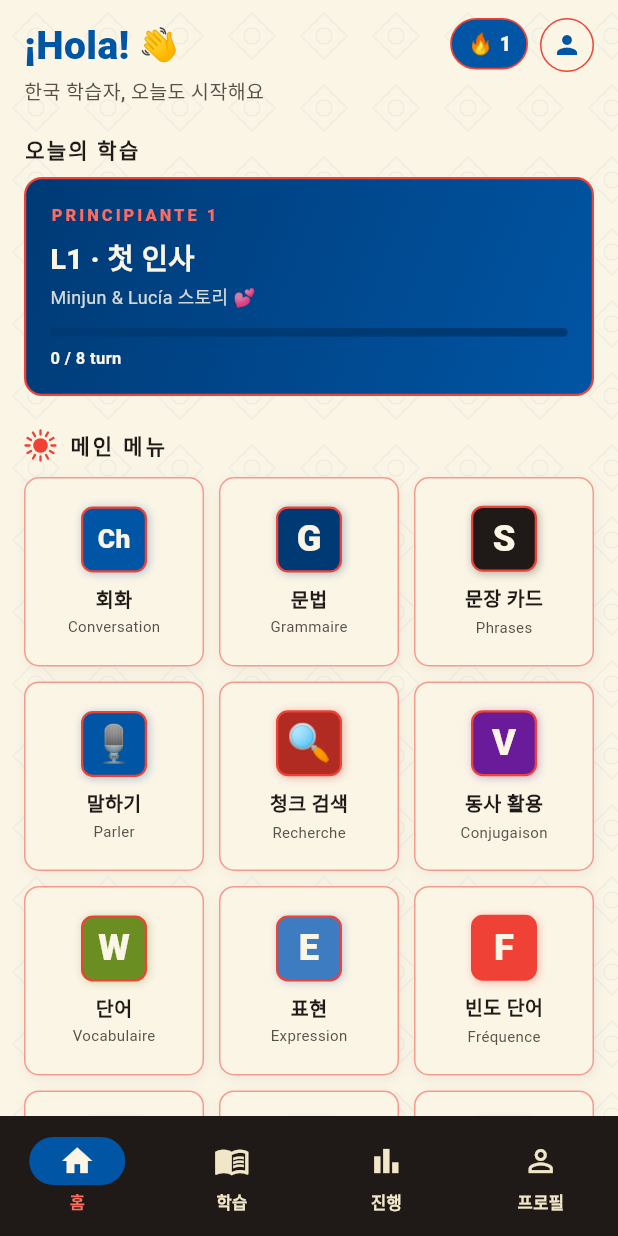
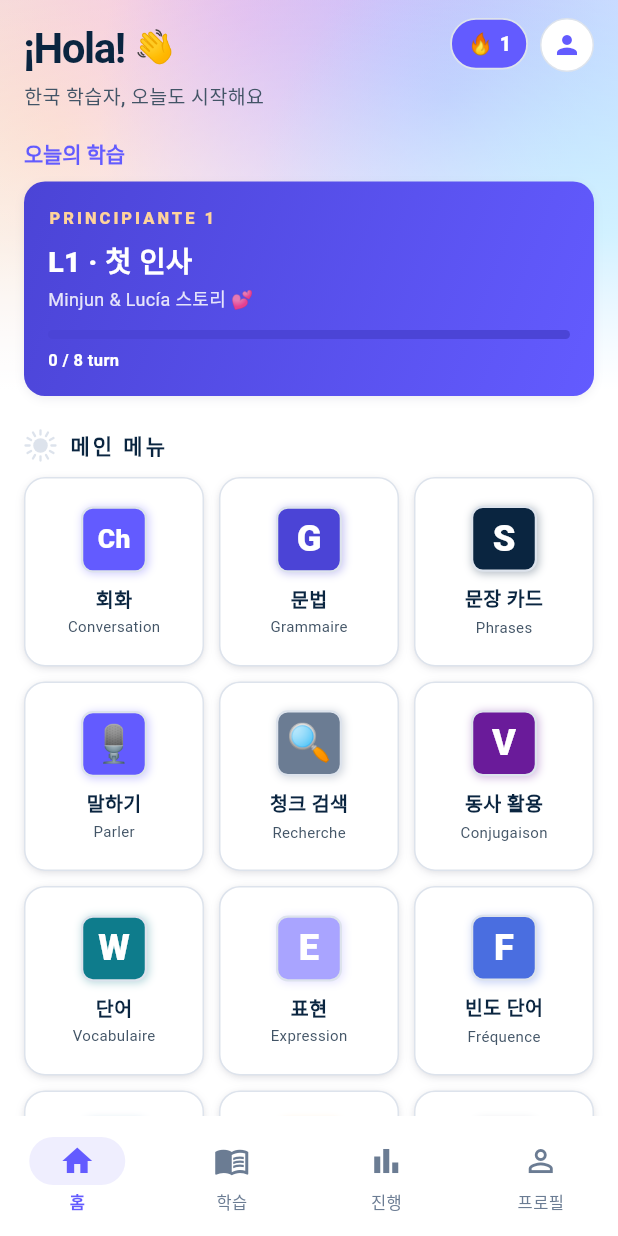
Before and after one commit to talkverselab/talkverse-fr, a Flutter app: the screen it shows after launch, on a phone screen of 412 x 824 dp. Run offline on Flutter 3.47's test engine with Material 3 defaults, Android fonts, the phone set to English and light mode, and no system bars; our stand-ins replace audioplayers, csv, drift, drift_flutter, flutter_tts, package_info_plus and 2 more; accounts and stored records are empty; generated files the repository leaves out were written again; Roboto replaces fonts that are missing (Pretendard); statements that could not run were skipped.

Commit message:
style: 앱 아이콘·화면 톤을 talkverse.uk 에 맞춤 — 메시 바탕 남색 É 아이콘, 흰 바탕·남색 글자·인디고 포인트
- 아이콘: ~/talkverse/branding/make_icon.py (HelveticaNeue Medium É, 강조선 하늘색→인디고) — Android 레거시·라운드·적응형, iOS AppIcon
- theme.dart: 색 이름은 유지하고 값만 사이트 토큰으로, 앱바·내비 흰 배경, 둥근 카드, 알약 버튼
- 홈 상단 무늬 → 파스텔 메시 그라데이션(MeshBackdrop), 타일 둥근 모서리·옅은 그림자
- 회화 화면 진행 막대·FR 배지(사이트 프랑스어 카드색 #4a6ee0)·빈도 단어 배지 색 조정

Co-Authored-By: Claude Opus 5.5 <noreply@anthropic.com>
Claude-Session: https://claude.ai/code/session_0124WTkJxKdcFGjQ9EwCnAtR

```diff
--- a/lib/core/theme.dart
+++ b/lib/core/theme.dart
@@ -1,27 +1,34 @@
 import 'package:flutter/material.dart';
 
-/// France 컬러 팔레트 — 국기 bleu·rouge (식별자는 es 템플릿 유지) + 석회벽 백색·올리브·지중해 청색
+/// 컬러 팔레트 — talkverse.uk 톤(2026-10-26).
+///
+/// 흰 바탕 + 남색 글자 + 인디고 포인트 하나, 그 밖의 색은 절제한다.
+/// 이름(rojo·gualda·cal…)은 옛 국기 팔레트(스페인어 템플릿)에서 온 것이라
+/// 화면 코드가 그대로 쓰고, 값만 사이트 토큰(`--ink`·`--body`·`--accent`…)에 맞췄다.
 class AppColors {
-  // 主色 — Rojo (국기 빨강)
-  static const Color rojo = Color(0xFF0055A4);
-  static const Color rojoDeep = Color(0xFF003A75);
-  static const Color rojoLight = Color(0xFF3E7CC1);
+  // 주색 — 사이트 `--accent` 인디고
+  static const Color rojo = Color(0xFF635BFF);
+  static const Color rojoDeep = Color(0xFF4B44D6); // `--accent-ink`
+  static const Color rojoLight = Color(0xFFA9A4FF);
 
-  // 副色 — Gualda (국기 노랑/금)
-  static const Color gualda = Color(0xFFEF4135);
-  static const Color gualdaBright = Color(0xFFFF6B5E);
-  static const Color gualdaDeep = Color(0xFFB22B22);
+  // 옛 금색 자리 — 테두리는 사이트 `--line` 계열, 밝은 강조는 히어로 피치
+  static const Color gualda = Color(0xFFDDE3EC);
+  static const Color gualdaBright = Color(0xFFFFD39B);
+  static const Color gualdaDeep = Color(0xFF6B7C93); // `--muted`
 
-  // Tinta (잉크, 본문 텍스트)
-  static const Color tinta = Color(0xFF1F1A17);
-  static const Color tintaLight = Color(0xFF5A4F48);
+  // 글자 — `--ink` / `--body`
+  static const Color tinta = Color(0xFF0A2540);
+  static const Color tintaLight = Color(0xFF425466);
 
-  // Cal (석회 벽, 부드러운 미색 배경)
-  static const Color cal = Color(0xFFFBF5E6);
-  static const Color calDeep = Color(0xFFF1E6C8);
+  // 바탕 — 흰색 / `--soft`
+  static const Color cal = Color(0xFFFFFFFF);
+  static const Color calDeep = Color(0xFFF6F9FC);
 
-  // Oliva (보조 강조)
-  static const Color oliva = Color(0xFF6B8E23);
+  // 보조 강조 — 차분한 청록(완료·학습됨)
+  static const Color oliva = Color(0xFF0E7C8C);
+
+  // 프랑스어 카드색 — talkverse.uk 언어 카드의 `--c`
+  static const Color francais = Color(0xFF4A6EE0);
 
   // Mediterráneo (정보성 강조)
   static const Color mar = Color(0xFF1E6FA8);
@@ -48,16 +55,16 @@ class AppTheme {
       colorScheme: ColorScheme(
         brightness: Brightness.light,
         primary: AppColors.rojo,
-        onPrimary: AppColors.cal,
+        onPrimary: Colors.white,
         primaryContainer: AppColors.rojoLight,
         onPrimaryContainer: AppColors.tinta,
-        secondary: AppColors.gualda,
-        onSecondary: AppColors.tinta,
+        secondary: AppColors.tintaLight,
+        onSecondary: Colors.white,
         secondaryContainer: AppColors.gualdaBright,
         onSecondaryContainer: AppColors.tinta,
         tertiary: AppColors.oliva,
         onTertiary: AppColors.cal,
-        tertiaryContainer: const Color(0xFFD6E4B0),
+        tertiaryContainer: const Color(0xFFCDEFF2),
         onTertiaryContainer: AppColors.tinta,
         error: const Color(0xFFB00020),
         onError: Colors.white,
@@ -66,62 +73,87 @@ class AppTheme {
         surfaceContainerHighest: AppColors.calDeep,
         onSurfaceVariant: AppColors.tintaLight,
         outline: AppColors.gualdaDeep,
-        outlineVariant: const Color(0xFFDCCDA4),
+        outlineVariant: AppColors.gualda,
       ),
       scaffoldBackgroundColor: AppColors.cal,
       fontFamily: 'Pretendard',
     );
 
     return base.copyWith(
+      textTheme: base.textTheme.apply(
+        bodyColor: AppColors.tintaLight,
+        displayColor: AppColors.tinta,
+      ),
       appBarTheme: const AppBarTheme(
         centerTitle: true,
         elevation: 0,
-        backgroundColor: AppColors.rojo,
-        foregroundColor: AppColors.cal,
+        scrolledUnderElevation: 0,
+        backgroundColor: AppColors.cal,
+        surfaceTintColor: Colors.transparent,
+        foregroundColor: AppColors.tinta,
+        shape: Border(bottom: BorderSide(color: AppColors.gualda, width: 1)),
         titleTextStyle: TextStyle(
-          color: AppColors.cal,
-          fontSize: 18,
-          fontWeight: FontWeight.w700,
-          letterSpacing: 1.2,
+          color: AppColors.tinta,
+          fontSize: 17,
+          fontWeight: FontWeight.w600,
+          letterSpacing: -0.3,
         ),
       ),
       cardTheme: CardThemeData(
         elevation: 0,
         color: AppColors.cal,
+        shadowColor: const Color(0x1A32325D),
         shape: RoundedRectangleBorder(
-          borderRadius: BorderRadius.circular(8),
-          side: const BorderSide(color: AppColors.gualda, width: 0.8),
+          borderRadius: BorderRadius.circular(14),
+          side: const BorderSide(color: AppColors.gualda, width: 1),
         ),
       ),
       navigationBarTheme: NavigationBarThemeData(
-        backgroundColor: AppColors.tinta,
-        indicatorColor: AppColors.rojo,
+        backgroundColor: AppColors.cal,
+        surfaceTintColor: Colors.transparent,
+        indicatorColor: const Color(0xFFEFEEFE),
         labelTextStyle: WidgetStateProperty.resolveWith((states) {
           final selected = states.contains(WidgetState.selected);
           return TextStyle(
-            color: selected ? AppColors.gualdaBright : AppColors.calDeep,
+            color: selected ? AppColors.rojo : AppColors.gualdaDeep,
             fontSize: 11,
-            fontWeight: FontWeight.w600,
+            fontWeight: selected ? FontWeight.w600 : FontWeight.w500,
           );
         }),
         iconTheme: WidgetStateProperty.resolveWith((states) {
           final selected = states.contains(WidgetState.selected);
           return IconThemeData(
-            color: selected ? AppColors.cal : AppColors.calDeep,
+            color: selected ? AppColors.rojo : AppColors.gualdaDeep,
             size: 24,
           );
         }),
+      ),
+      filledButtonTheme: FilledButtonThemeData(
+        style: FilledButton.styleFrom(
+          backgroundColor: AppColors.tinta,
+          foregroundColor: Colors.white,
+          shape: const StadiumBorder(),
+          textStyle: const TextStyle(fontWeight: FontWeight.w600),
+        ),
+      ),
+      outlinedButtonTheme: OutlinedButtonThemeData(
+        style: OutlinedButton.styleFrom(
+          foregroundColor: AppColors.tinta,
+          side: const BorderSide(color: AppColors.gualda),
+          shape: const StadiumBorder(),
+        ),
       ),
       chipTheme: ChipThemeData(
         backgroundColor: AppColors.calDeep,
         labelStyle: const TextStyle(color: AppColors.tinta, fontWeight: FontWeight.w600),
         side: const BorderSide(color: AppColors.gualda),
+        shape: const StadiumBorder(),
         selectedColor: AppColors.rojo,
         secondaryLabelStyle: const TextStyle(color: AppColors.cal),
       ),
       dividerTheme: const DividerThemeData(
         color: AppColors.gualda,
-        thickness: 0.5,
+        thickness: 1,
       ),
       listTileTheme: const ListTileThemeData(
         iconColor: AppColors.rojo,
--- a/lib/screens/episode_screen.dart
+++ b/lib/screens/episode_screen.dart
@@ -183,8 +183,8 @@ class _EpisodeScreenState extends State<EpisodeScreen> {
           preferredSize: const Size.fromHeight(4),
           child: LinearProgressIndicator(
             value: total == 0 ? 0 : done / total,
-            backgroundColor: AppColors.rojoDeep,
-            color: AppColors.gualda,
+            backgroundColor: AppColors.calDeep,
+            color: AppColors.rojo,
             minHeight: 4,
           ),
         ),
--- a/lib/screens/main_screen.dart
+++ b/lib/screens/main_screen.dart
@@ -63,7 +63,7 @@ class HomeScreen extends StatelessWidget {
       backgroundColor: AppColors.cal,
       body: Stack(
         children: [
-          const Positioned.fill(child: AzulejoPattern(opacity: 0.06)),
+          const Positioned(top: 0, left: 0, right: 0, height: 260, child: MeshBackdrop()),
           SafeArea(
             child: ListView(
               padding: const EdgeInsets.symmetric(horizontal: 16, vertical: 12),
@@ -80,9 +80,10 @@ class HomeScreen extends StatelessWidget {
                               Text(
                                 '¡Hola!',
                                 style: TextStyle(
-                                  fontSize: 26,
-                                  fontWeight: FontWeight.w900,
-                                  color: AppColors.rojo,
+                                  fontSize: 28,
+                                  fontWeight: FontWeight.w700,
+                                  color: AppColors.tinta,
+                                  letterSpacing: -1,
                                 ),
                               ),
                               SizedBox(width: 6),
@@ -120,9 +121,9 @@ class HomeScreen extends StatelessWidget {
                   tr('오늘의 학습'),
                   style: TextStyle(
                     fontSize: 14,
-                    fontWeight: FontWeight.w800,
-                    color: AppColors.tinta,
-                    letterSpacing: 1.5,
+                    fontWeight: FontWeight.w600,
+                    color: AppColors.rojo,
+                    letterSpacing: -0.1,
                   ),
                 ),
                 const SizedBox(height: 8),
@@ -234,8 +235,10 @@ class _TodayMissionState extends State<_TodayMission> {
             begin: Alignment.topLeft,
             end: Alignment.bottomRight,
           ),
-          borderRadius: BorderRadius.circular(12),
-          border: Border.all(color: AppColors.gualda, width: 1.5),
+          borderRadius: BorderRadius.circular(14),
+          boxShadow: const [
+            BoxShadow(color: Color(0x1A32325D), blurRadius: 5, offset: Offset(0, 2), spreadRadius: -1),
+          ],
         ),
         child: Column(
           crossAxisAlignment: CrossAxisAlignment.start,
@@ -270,7 +273,7 @@ class _TodayMissionState extends State<_TodayMission> {
                 value: ratio,
                 minHeight: 6,
                 backgroundColor: AppColors.rojoDeep,
-                color: AppColors.gualda,
+                color: AppColors.gualdaBright,
               ),
             ),
             const SizedBox(height: 6),
@@ -307,7 +310,7 @@ class _MenuGrid extends StatelessWidget {
         builder: (_) => TopicVocabScreen(
             title: tr('주제별 표현'),
             asset: 'assets/data/vocab/travel_expressions.json')),
-      _MenuItem(label: tr('빈도 단어'), sub: 'Fréquence', badge: 'F', color: AppColors.gualda,
+      _MenuItem(label: tr('빈도 단어'), sub: 'Fréquence', badge: 'F', color: AppColors.francais,
         builder: (_) => const WordFreqScreen()),
       _MenuItem(label: tr('성·수'), sub: 'Genre', badge: 'el/la', color: AppColors.mar,
         builder: (_) => _ComingSoon(title: tr('성·수 일치'))),
@@ -355,18 +358,15 @@ class _MenuTile extends StatelessWidget {
   Widget build(BuildContext context) {
     return InkWell(
       onTap: () => Navigator.push(context, MaterialPageRoute(builder: item.builder)),
-      borderRadius: BorderRadius.circular(10),
+      borderRadius: BorderRadius.circular(14),
       child: Container(
         decoration: BoxDecoration(
           color: AppColors.cal,
-          borderRadius: BorderRadius.circular(10),
-          border: Border.all(color: AppColors.gualda.withValues(alpha: 0.5)),
-          boxShadow: [
-            BoxShadow(
-              color: AppColors.tinta.withValues(alpha: 0.06),
-              blurRadius: 6,
-              offset: const Offset(1, 2),
-            ),
+          borderRadius: BorderRadius.circular(14),
+          border: Border.all(color: AppColors.gualda),
+          boxShadow: const [
+            BoxShadow(color: Color(0x1A32325D), blurRadius: 5, offset: Offset(0, 2), spreadRadius: -1),
+            BoxShadow(color: Color(0x14000000), blurRadius: 3, offset: Offset(0, 1), spreadRadius: -1),
           ],
         ),
         child: Padding(
@@ -380,7 +380,7 @@ class _MenuTile extends StatelessWidget {
                 item.label,
                 style: const TextStyle(
                   fontSize: 13,
-                  fontWeight: FontWeight.w800,
+                  fontWeight: FontWeight.w600,
                   color: AppColors.tinta,
                 ),
               ),
--- a/lib/screens/profile_screen.dart
+++ b/lib/screens/profile_screen.dart
@@ -30,7 +30,7 @@ class ProfileScreen extends StatelessWidget {
             ),
             child: Row(
               children: [
-                const TileBadge(text: 'FR', size: 60, color: AppColors.tinta),
+                const TileBadge(text: 'FR', size: 60, color: AppColors.francais),
                 SizedBox(width: 14),
                 Expanded(
                   child: Column(
--- a/lib/widgets/spanish_decor.dart
+++ b/lib/widgets/spanish_decor.dart
@@ -227,3 +227,48 @@ class _SolPainter extends CustomPainter {
   @override
   bool shouldRepaint(covariant _SolPainter old) => old.color != color;
 }
+
+/// 파스텔 메시 그라데이션 — talkverse.uk 히어로 배경을 옮긴 것. 홈 상단에만 쓴다.
+class MeshBackdrop extends StatelessWidget {
+  const MeshBackdrop({super.key});
+
+  static const _blobs = <(Alignment, Color)>[
+    (Alignment(-0.8, -0.3), Color(0xFFFFD39B)),
+    (Alignment(-0.2, -0.9), Color(0xFFF5B8E6)),
+    (Alignment(0.45, -0.5), Color(0xFFA9A4FF)),
+    (Alignment(0.95, 0.2), Color(0xFF8FE3FF)),
+  ];
+
+  @override
+  Widget build(BuildContext context) {
+    return IgnorePointer(
+      child: Stack(
+        fit: StackFit.expand,
+        children: [
+          const ColoredBox(color: Color(0xFFECEAFF)),
+          for (final (align, color) in _blobs)
+            DecoratedBox(
+              decoration: BoxDecoration(
+                gradient: RadialGradient(
+                  center: align,
+                  radius: 0.9,
+                  colors: [color.withValues(alpha: 0.85), color.withValues(alpha: 0)],
+                ),
+              ),
+            ),
+          // 아래로 갈수록 흰 바탕에 녹아들게
+          const DecoratedBox(
+            decoration: BoxDecoration(
+              gradient: LinearGradient(
+                begin: Alignment.topCenter,
+                end: Alignment.bottomCenter,
+                colors: [Color(0x26FFFFFF), Color(0x8CFFFFFF), Colors.white],
+                stops: [0, 0.6, 1],
+              ),
+            ),
+          ),
+        ],
+      ),
+    );
+  }
+}
```
Also changed, not shown: 43 other files.
